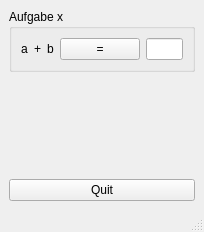
Before: the Qt Designer form aufgaben.ui in isotopp/pyqtaufgaben, drawn with Qt 5.
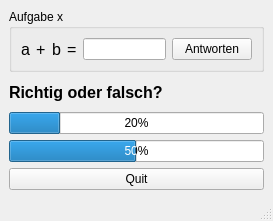
After: the same form once the commit is applied.

The edit to the form file:
```diff
--- a/aufgaben.ui
+++ b/aufgaben.ui
@@ -6,8 +6,8 @@
    <rect>
     <x>0</x>
     <y>0</y>
-    <width>204</width>
-    <height>232</height>
+    <width>273</width>
+    <height>221</height>
    </rect>
   </property>
   <property name="windowTitle">
@@ -32,6 +32,11 @@
       <layout class="QHBoxLayout" name="horizontalLayout">
        <item>
         <widget class="QLabel" name="label_a">
+         <property name="font">
+          <font>
+           <pointsize>12</pointsize>
+          </font>
+         </property>
          <property name="text">
           <string>a</string>
          </property>
@@ -39,6 +44,11 @@
        </item>
        <item>
         <widget class="QLabel" name="label_op">
+         <property name="font">
+          <font>
+           <pointsize>12</pointsize>
+          </font>
+         </property>
          <property name="text">
           <string>+</string>
          </property>
@@ -46,13 +56,23 @@
        </item>
        <item>
         <widget class="QLabel" name="label_b">
+         <property name="font">
+          <font>
+           <pointsize>12</pointsize>
+          </font>
+         </property>
          <property name="text">
           <string>b</string>
          </property>
         </widget>
        </item>
        <item>
-        <widget class="QPushButton" name="button_loesen">
+        <widget class="QLabel" name="label_gleich">
+         <property name="font">
+          <font>
+           <pointsize>12</pointsize>
+          </font>
+         </property>
          <property name="text">
           <string>=</string>
          </property>
@@ -61,28 +81,49 @@
        <item>
         <widget class="QLineEdit" name="feld_antwort"/>
        </item>
+       <item>
+        <widget class="QPushButton" name="button_loesen">
+         <property name="text">
+          <string>Antworten</string>
+         </property>
+        </widget>
+       </item>
       </layout>
      </widget>
     </item>
     <item>
      <widget class="QLabel" name="label_richtig">
+      <property name="font">
+       <font>
+        <pointsize>12</pointsize>
+        <weight>75</weight>
+        <bold>true</bold>
+       </font>
+      </property>
       <property name="text">
-       <string/>
+       <string>Richtig oder falsch?</string>
       </property>
      </widget>
     </item>
     <item>
-     <spacer name="verticalSpacer">
-      <property name="orientation">
-       <enum>Qt::Vertical</enum>
+     <widget class="QProgressBar" name="fortschritt_richtig">
+      <property name="maximum">
+       <number>10</number>
       </property>
-      <property name="sizeHint" stdset="0">
-       <size>
-        <width>20</width>
-        <height>40</height>
-       </size>
+      <property name="value">
+       <number>2</number>
       </property>
-     </spacer>
+     </widget>
+    </item>
+    <item>
+     <widget class="QProgressBar" name="fortschritt_total">
+      <property name="maximum">
+       <number>10</number>
+      </property>
+      <property name="value">
+       <number>5</number>
+      </property>
+     </widget>
     </item>
     <item>
      <widget class="QPushButton" name="button_quit">
```
